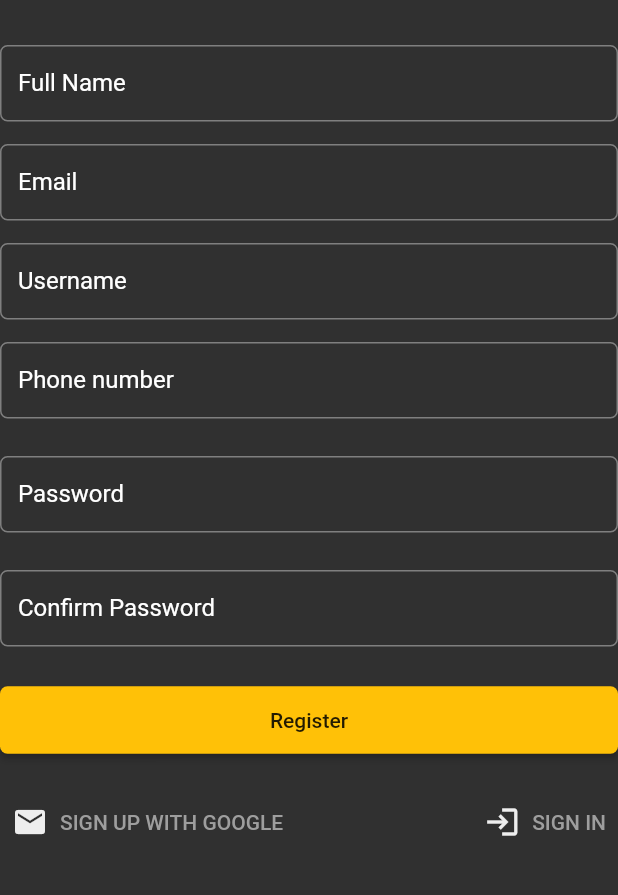
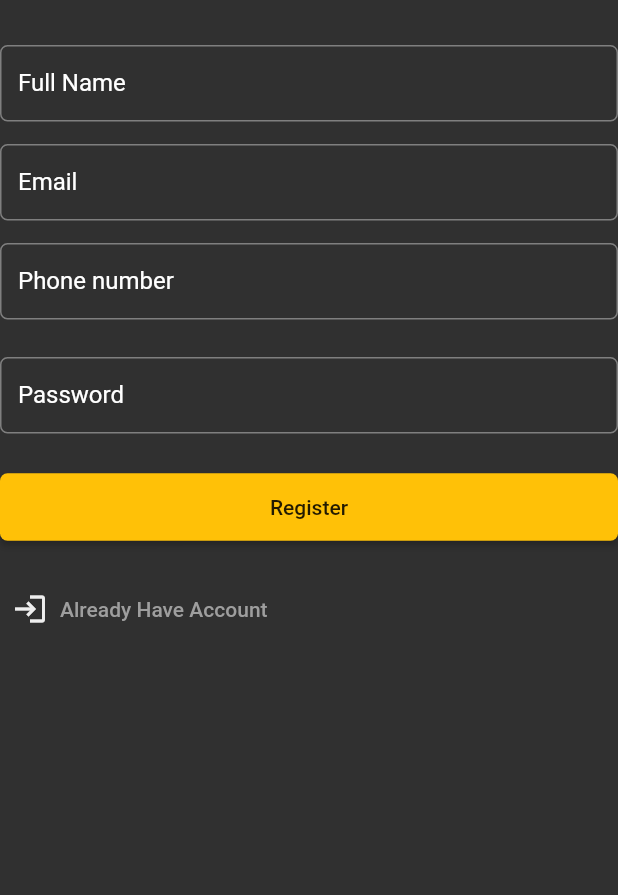
Before and after one commit to runtimeterror-aait/edir_frontend, a Flutter app: the RegisterForm widget shown alone on an empty page, opened directly, on a phone screen of 412 x 824 dp, the part 225-1120 px from its top. Run offline on Flutter 3.47's test engine with Material 2 defaults, Android fonts, the phone set to English and light mode, and no system bars; our stand-ins replace bloc, carousel_slider, dio, equatable, flutter_bloc, flutter_svg.

```diff
--- /dev/null
+++ b/lib/auth/bloc/bloc.dart
@@ -0,0 +1,3 @@
+export 'auth_bloc.dart';
+export 'auth_event.dart';
+export 'auth_state.dart';
--- a/lib/auth/screens/register/screens/widgets/register_form.dart
+++ b/lib/auth/screens/register/screens/widgets/register_form.dart
@@ -47,16 +47,6 @@ class RegisterForm extends StatelessWidget with SignInAndRegisterForm {
           TextFormField(
             decoration: InputDecoration(
                 isDense: true,
-                labelText: 'Username',
-                labelStyle: TextStyle(color: Colors.white)),
-            autocorrect: false,
-          ),
-          const SizedBox(
-            height: 15,
-          ),
-          TextFormField(
-            decoration: InputDecoration(
-                isDense: true,
                 labelText: 'Phone number',
                 labelStyle: TextStyle(color: Colors.white)),
             autocorrect: false,
@@ -75,20 +65,11 @@ class RegisterForm extends StatelessWidget with SignInAndRegisterForm {
           const SizedBox(
             height: 25,
           ),
-          TextFormField(
-            decoration: InputDecoration(
-                isDense: true,
-                labelText: 'Confirm Password',
-                labelStyle: TextStyle(color: Colors.white)),
-            autocorrect: false,
-            obscureText: true,
-          ),
-          const SizedBox(
-            height: 25,
-          ),
           ElevatedButton(
             style: raisedButtonStyle,
-            onPressed: () {},
+            onPressed: () {
+              //signup here
+            },
             child: const Text('Register'),
           ),
           SizedBox(
@@ -97,25 +78,15 @@ class RegisterForm extends StatelessWidget with SignInAndRegisterForm {
           Row(
             children: [
               TextButton.icon(
-                onPressed: () {},
-                icon: Icon(
-                  Icons.email,
-                  color: Colors.grey[200],
-                ),
-                label: const Text(
-                  'SIGN UP WITH GOOGLE',
-                  style: TextStyle(color: Colors.grey),
-                ),
-              ),
-              Spacer(),
-              TextButton.icon(
-                onPressed: () {},
+                onPressed: () {
+                  Navigator.pushNamed(context, '/login');
+                },
                 icon: Icon(
                   Icons.login,
                   color: Colors.grey[200],
                 ),
                 label: const Text(
-                  'SIGN IN',
+                  'Already Have Account',
                   style: TextStyle(
                     color: Colors.grey,
                   ),
@@ -128,16 +99,3 @@ class RegisterForm extends StatelessWidget with SignInAndRegisterForm {
     ));
   }
 }
-// class Register extends StatelessWidget {
-//   const Register(
-//       {Key? key,
-//       required this.raisedButtonStyle,
-//       required this.fontSize,
-//       required this.logoImage})
-//       : super(key: key);
-//   final ButtonStyle raisedButtonStyle;
-//   final double fontSize;
-//   final String logoImage;
-
-//   }
-// }
--- a/pubspec.yaml
+++ b/pubspec.yaml
@@ -22,6 +22,8 @@ environment:
 
 dependencies:
   carousel_slider: ^4.0.0
+  dio: ^4.0.0
+  equatable: ^2.0.3
   flutter:
     sdk: flutter
   flutter_bloc: ^7.2.0
```
Also changed, not shown: lib/auth/bloc/auth_bloc.dart (added, +23 -0 lines), lib/auth/bloc/auth_event.dart (added, +18 -0 lines), lib/auth/bloc/auth_state.dart (added, +32 -0 lines), lib/auth/data_provider/data_provider.dart (added, +24 -0 lines), lib/auth/models/models.dart (+36 -0 lines), lib/auth/models/user.dart (+3 -10 lines), lib/auth/repository/auth_repository.dart (added, +12 -0 lines), pubspec.lock.
